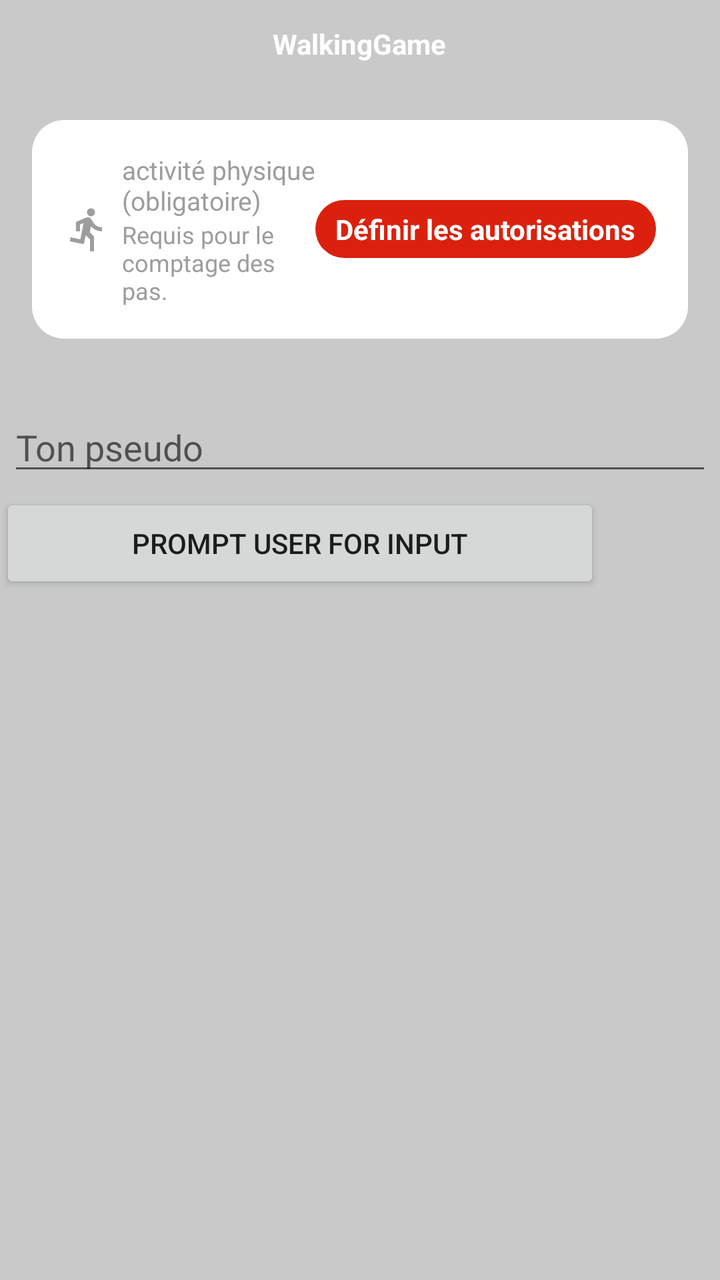
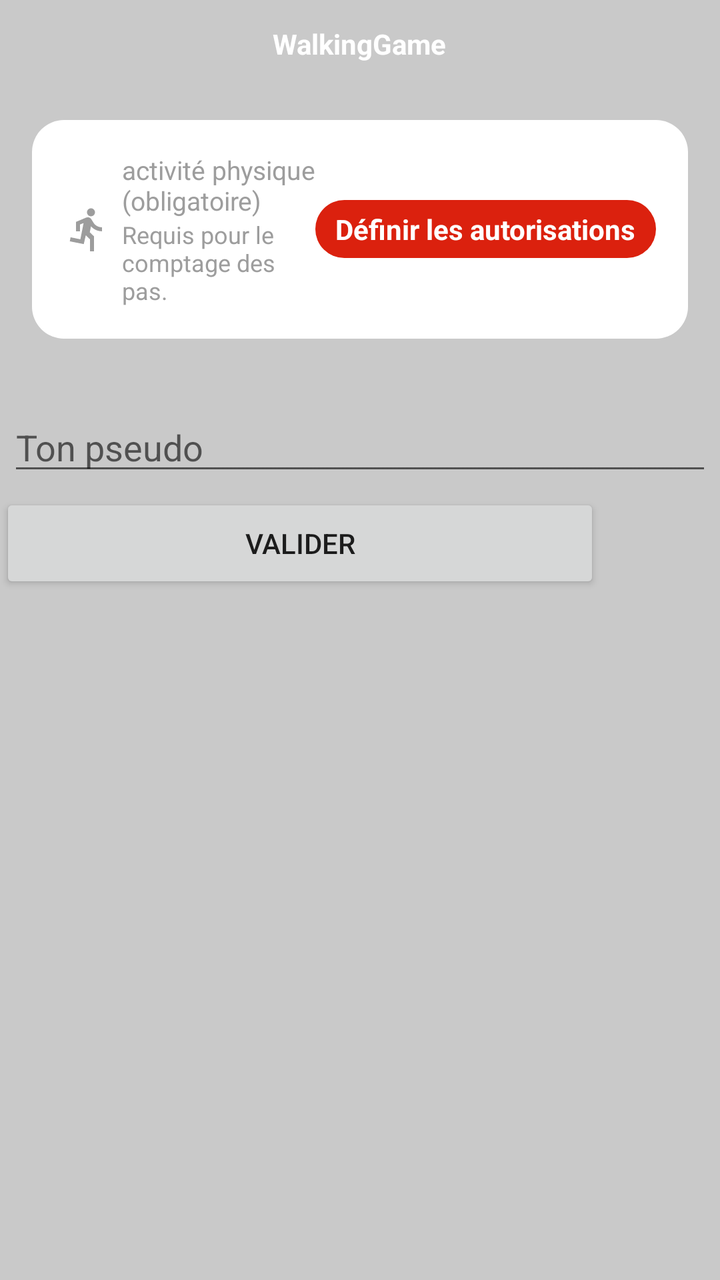

The first picture is an Android layout as it rendered before a commit; the second is the same layout after the commit. The layout source and the unified diff follow.
<!-- AndroidManifest.xml: application theme Theme.WalkingGame -->
<!-- res/layout/activity_authority.xml -->
<?xml version="1.0" encoding="utf-8"?>
<layout>

    <LinearLayout xmlns:android="http://schemas.android.com/apk/res/android"
        xmlns:app="http://schemas.android.com/apk/res-auto"
        xmlns:tools="http://schemas.android.com/tools"
        android:layout_width="match_parent"
        android:layout_height="match_parent"
        android:orientation="vertical"
        tools:context=".activity.AuthorityActivity">

        <RelativeLayout
            android:layout_width="match_parent"
            android:layout_height="wrap_content"
            android:background="@color/background">

            <ImageButton
                android:layout_width="wrap_content"
                android:layout_height="wrap_content"
                android:layout_centerVertical="true"
                android:layout_marginLeft="5dp"
                android:background="@android:color/transparent"
                android:padding="10dp"
                android:src="@drawable/back_button"
                android:visibility="invisible" />

            <TextView
                android:layout_width="wrap_content"
                android:layout_height="wrap_content"
                android:layout_centerInParent="true"
                android:text="@string/app_name"
                android:textColor="@android:color/white"
                android:textSize="14dp"
                android:textStyle="bold" />
        </RelativeLayout>

        <ScrollView
            android:layout_width="match_parent"
            android:layout_height="0dp"
            android:layout_weight="1"
            android:fillViewport="true">

            <LinearLayout
                android:layout_width="match_parent"
                android:layout_height="wrap_content"
                android:background="@color/background"
                android:orientation="vertical">

                <RelativeLayout
                    android:id="@+id/layout_recognition"
                    android:layout_width="match_parent"
                    android:layout_height="wrap_content"
                    android:layout_margin="16dp"
                    android:background="@drawable/box_step"
                    android:padding="16dp">

                    <ImageView
                        android:id="@+id/image_recognition"
                        android:layout_width="wrap_content"
                        android:layout_height="wrap_content"
                        android:layout_centerVertical="true"
                        android:src="@drawable/runner_man" />

                    <LinearLayout
                        android:id="@+id/text_recognition"
                        android:layout_width="match_parent"
                        android:layout_height="wrap_content"
                        android:layout_centerVertical="true"
                        android:layout_marginStart="5dp"
                        android:layout_toEndOf="@+id/image_recognition"
                        android:layout_toStartOf="@+id/button_recognition"
                        android:orientation="vertical">

                        <TextView
                            android:layout_width="wrap_content"
                            android:layout_height="wrap_content"
                            android:text="activité physique (obligatoire)"
                            android:textColor="#9d9d9d"
                            android:textSize="13dp" />

                        <TextView
                            android:layout_width="wrap_content"
                            android:layout_height="wrap_content"
                            android:text="Requis pour le comptage des pas."
                            android:textColor="#9d9d9d"
                            android:textSize="12dp" />
                    </LinearLayout>

                    <TextView
                        android:id="@+id/button_recognition"
                        android:layout_width="wrap_content"
                        android:layout_height="wrap_content"
                        android:layout_alignParentEnd="true"
                        android:background="@drawable/accept_btn"
                        android:gravity="center"
                        android:paddingStart="10dp"
                        android:paddingTop="5dp"
                        android:paddingEnd="10dp"
                        android:paddingBottom="5dp"
                        android:text="Définir les autorisations"
                        android:textColor="@color/white"
                        android:textStyle="bold"
                        android:layout_centerVertical="true"/>
                </RelativeLayout>

                <EditText
                    android:id="@+id/username"
                    android:inputType="textEmailAddress"
                    android:layout_width="match_parent"
                    android:layout_height="wrap_content"
                    android:layout_marginTop="16dp"
                    android:layout_marginLeft="4dp"
                    android:layout_marginRight="4dp"
                    android:layout_marginBottom="4dp"
                    android:hint="Ton pseudo" />

                <Button
                    android:id="@+id/buttonPromptUser"
                    android:layout_width="300dp"
                    android:layout_height="50dp"
                    android:text="Prompt User For Input"
                    app:layout_constraintBottom_toBottomOf="parent"
                    app:layout_constraintLeft_toLeftOf="parent"
                    app:layout_constraintRight_toRightOf="parent"
                    app:layout_constraintTop_toTopOf="parent"
                    tools:layout_editor_absoluteX="42dp"
                    tools:layout_editor_absoluteY="230dp" />


            </LinearLayout>
        </ScrollView>
    </LinearLayout>
</layout>
<!-- resources referenced by this layout -->
<resources>
  <color name="background">#c9c9c9</color>
  <color name="white">#FFFFFFFF</color>
  <!-- drawable accept_btn (drawable) -->
  <?xml version="1.0" encoding="utf-8"?>
  <selector xmlns:android="http://schemas.android.com/apk/res/android">
      <item
          android:state_pressed="true">
          <shape android:shape="rectangle">
              <corners android:radius="16dp"/>
              <solid android:color="#c82110"/>
          </shape>
      </item>
      <item
          android:state_pressed="false"
          android:state_enabled="true">
          <shape android:shape="rectangle">
              <corners android:radius="16dp"/>
              <solid android:color="#db210e"/>
          </shape>
      </item>
  </selector>
  <!-- drawable back_button (drawable) -->
  <vector android:height="24dp" android:tint="#FFFFFF"
      android:viewportHeight="24" android:viewportWidth="24"
      android:width="24dp" xmlns:android="http://schemas.android.com/apk/res/android">
      <path android:fillColor="@android:color/white" android:pathData="M17.77,3.77l-1.77,-1.77l-10,10l10,10l1.77,-1.77l-8.23,-8.23z"/>
  </vector>
  <!-- drawable box_step (drawable) -->
  <?xml version="1.0" encoding="utf-8"?>
  <selector xmlns:android="http://schemas.android.com/apk/res/android">
      <item>
          <shape android:shape="rectangle">
              <corners android:radius="16dp"/>
              <solid android:color="@color/white"/>
          </shape>
      </item>
  </selector>
  <!-- drawable runner_man (drawable) -->
  <vector android:autoMirrored="true" android:height="24dp"
      android:tint="#9D9D9D" android:viewportHeight="24"
      android:viewportWidth="24" android:width="24dp" xmlns:android="http://schemas.android.com/apk/res/android">
      <path android:fillColor="@android:color/white" android:pathData="M13.49,5.48c1.1,0 2,-0.9 2,-2s-0.9,-2 -2,-2 -2,0.9 -2,2 0.9,2 2,2zM9.89,19.38l1,-4.4 2.1,2v6h2v-7.5l-2.1,-2 0.6,-3c1.3,1.5 3.3,2.5 5.5,2.5v-2c-1.9,0 -3.5,-1 -4.3,-2.4l-1,-1.6c-0.4,-0.6 -1,-1 -1.7,-1 -0.3,0 -0.5,0.1 -0.8,0.1l-5.2,2.2v4.7h2v-3.4l1.8,-0.7 -1.6,8.1 -4.9,-1 -0.4,2 7,1.4z"/>
  </vector>
  <string name="app_name">WalkingGame</string>
  <style name="Theme.WalkingGame" parent="Theme.MaterialComponents.DayNight.DarkActionBar">
          
          <item name="colorPrimary">@color/purple_500</item>
          <item name="colorPrimaryVariant">@color/purple_700</item>
          <item name="colorOnPrimary">@color/white</item>
          
          <item name="colorSecondary">@color/teal_200</item>
          <item name="colorSecondaryVariant">@color/teal_700</item>
          <item name="colorOnSecondary">@color/black</item>
          
          <item name="android:statusBarColor">?attr/colorPrimaryVariant</item>
          
      </style>
  <color name="purple_500">#FF6200EE</color>
  <color name="purple_700">#FF3700B3</color>
  <color name="teal_200">#FF03DAC5</color>
  <color name="teal_700">#FF018786</color>
  <color name="black">#FF000000</color>
</resources>

<!-- the commit's change to res/layout/activity_authority.xml (unified diff, before → after) -->
@@ -118,7 +118,7 @@
                     android:id="@+id/buttonPromptUser"
                     android:layout_width="300dp"
                     android:layout_height="50dp"
-                    android:text="Prompt User For Input"
+                    android:text="Valider"
                     app:layout_constraintBottom_toBottomOf="parent"
                     app:layout_constraintLeft_toLeftOf="parent"
                     app:layout_constraintRight_toRightOf="parent"
